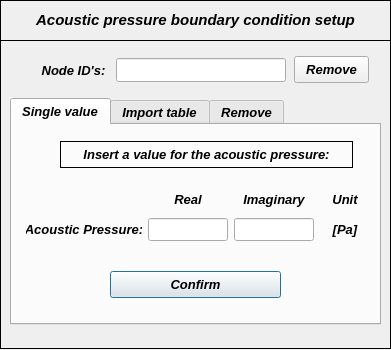
Qt form pulse/uix/user_input/ui/Model/Setup/Acoustic/acousticpressureInput.ui (open-pulse/OpenPulse) before a commit.
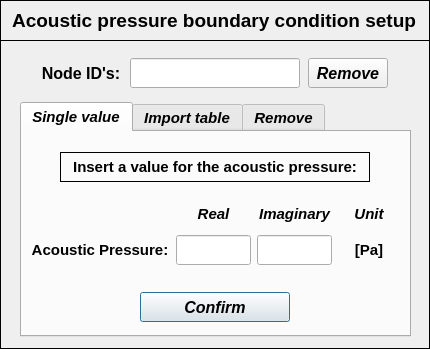
The same form after that commit. Icons and pictures are not drawn.

What changed in the file:
```diff
--- a/pulse/uix/user_input/ui/Model/Setup/Acoustic/acousticpressureInput.ui
+++ b/pulse/uix/user_input/ui/Model/Setup/Acoustic/acousticpressureInput.ui
@@ -9,8 +9,8 @@
    <rect>
     <x>0</x>
     <y>0</y>
-    <width>391</width>
-    <height>350</height>
+    <width>430</width>
+    <height>349</height>
    </rect>
   </property>
   <property name="sizePolicy">
@@ -21,14 +21,14 @@
   </property>
   <property name="minimumSize">
    <size>
-    <width>391</width>
-    <height>350</height>
+    <width>430</width>
+    <height>349</height>
    </size>
   </property>
   <property name="maximumSize">
    <size>
-    <width>391</width>
-    <height>350</height>
+    <width>430</width>
+    <height>349</height>
    </size>
   </property>
   <property name="contextMenuPolicy">
@@ -44,29 +44,35 @@
   <property name="whatsThis">
    <string/>
   </property>
-  <widget class="QWidget" name="widget" native="true">
-   <property name="geometry">
-    <rect>
-     <x>0</x>
-     <y>0</y>
-     <width>391</width>
-     <height>349</height>
-    </rect>
-   </property>
-   <property name="font">
-    <font>
-     <kerning>true</kerning>
-    </font>
-   </property>
    <widget class="QFrame" name="frame">
     <property name="geometry">
      <rect>
       <x>0</x>
       <y>0</y>
-      <width>391</width>
+     <width>430</width>
       <height>41</height>
      </rect>
     </property>
+   <property name="minimumSize">
+    <size>
+     <width>430</width>
+     <height>0</height>
+    </size>
+   </property>
+   <property name="maximumSize">
+    <size>
+     <width>430</width>
+     <height>16777215</height>
+    </size>
+   </property>
+   <property name="font">
+    <font>
+     <family>Arial</family>
+     <pointsize>10</pointsize>
+     <weight>75</weight>
+     <bold>true</bold>
+    </font>
+   </property>
     <property name="frameShape">
      <enum>QFrame::Box</enum>
     </property>
@@ -79,23 +85,35 @@
     <widget class="QLabel" name="label">
      <property name="geometry">
       <rect>
-       <x>10</x>
-       <y>12</y>
-       <width>371</width>
-       <height>16</height>
-      </rect>
-     </property>
+      <x>4</x>
+      <y>6</y>
+      <width>420</width>
+      <height>30</height>
+     </rect>
+    </property>
+    <property name="minimumSize">
+     <size>
+      <width>420</width>
+      <height>30</height>
+     </size>
+    </property>
+    <property name="maximumSize">
+     <size>
+      <width>420</width>
+      <height>30</height>
+     </size>
+    </property>
      <property name="font">
       <font>
        <family>Arial</family>
-       <pointsize>11</pointsize>
+      <pointsize>12</pointsize>
        <weight>75</weight>
-       <italic>true</italic>
+      <italic>false</italic>
        <bold>true</bold>
       </font>
      </property>
      <property name="text">
-      <string>Acoustic pressure boundary condition setup</string>
+     <string>&lt;html&gt;&lt;head/&gt;&lt;body&gt;&lt;p align=&quot;center&quot;&gt;&lt;span style=&quot; font-size:14pt; font-style:normal;&quot;&gt;Acoustic pressure boundary condition setup&lt;/span&gt;&lt;/p&gt;&lt;/body&gt;&lt;/html&gt;</string>
      </property>
      <property name="textFormat">
       <enum>Qt::AutoText</enum>
@@ -110,72 +128,53 @@
      <rect>
       <x>0</x>
       <y>40</y>
-      <width>391</width>
+     <width>430</width>
       <height>309</height>
      </rect>
     </property>
+   <property name="minimumSize">
+    <size>
+     <width>430</width>
+     <height>0</height>
+    </size>
+   </property>
+   <property name="maximumSize">
+    <size>
+     <width>430</width>
+     <height>16777215</height>
+    </size>
+   </property>
     <property name="frameShape">
      <enum>QFrame::Box</enum>
     </property>
     <property name="frameShadow">
      <enum>QFrame::Plain</enum>
     </property>
-    <widget class="QWidget" name="verticalLayoutWidget">
-     <property name="geometry">
-      <rect>
-       <x>34</x>
-       <y>19</y>
-       <width>79</width>
-       <height>23</height>
-      </rect>
-     </property>
-     <layout class="QVBoxLayout" name="verticalLayout">
-      <item>
-       <widget class="QLabel" name="label_2">
-        <property name="font">
-         <font>
-          <family>Arial</family>
-          <pointsize>10</pointsize>
-          <weight>75</weight>
-          <italic>true</italic>
-          <bold>true</bold>
-         </font>
-        </property>
-        <property name="text">
-         <string>Node ID's:</string>
-        </property>
-        <property name="alignment">
-         <set>Qt::AlignCenter</set>
-        </property>
-       </widget>
-      </item>
-     </layout>
-    </widget>
     <widget class="QTabWidget" name="tabWidget_acoustic_pressure">
      <property name="geometry">
       <rect>
-       <x>10</x>
-       <y>58</y>
-       <width>371</width>
-       <height>227</height>
+      <x>20</x>
+      <y>62</y>
+      <width>391</width>
+      <height>235</height>
       </rect>
      </property>
      <property name="minimumSize">
       <size>
-       <width>0</width>
-       <height>227</height>
+      <width>391</width>
+      <height>235</height>
       </size>
      </property>
      <property name="maximumSize">
       <size>
-       <width>16777215</width>
-       <height>227</height>
+      <width>391</width>
+      <height>235</height>
       </size>
      </property>
      <property name="font">
       <font>
        <family>Arial</family>
-       <pointsize>10</pointsize>
+      <pointsize>11</pointsize>
        <weight>75</weight>
        <italic>true</italic>
        <bold>true</bold>
@@ -191,10 +190,10 @@
       <widget class="QWidget" name="gridLayoutWidget">
        <property name="geometry">
         <rect>
-         <x>14</x>
-         <y>62</y>
-         <width>344</width>
-         <height>61</height>
+        <x>8</x>
+        <y>66</y>
+        <width>370</width>
+        <height>71</height>
         </rect>
        </property>
        <layout class="QGridLayout" name="gridLayout">
@@ -202,25 +201,28 @@
          <widget class="QLineEdit" name="lineEdit_pressure_imag">
           <property name="minimumSize">
            <size>
-            <width>80</width>
-            <height>0</height>
+           <width>75</width>
+           <height>30</height>
            </size>
           </property>
           <property name="maximumSize">
            <size>
-            <width>80</width>
-            <height>16777215</height>
+           <width>75</width>
+           <height>30</height>
            </size>
           </property>
           <property name="font">
            <font>
             <family>Arial</family>
-            <pointsize>10</pointsize>
+           <pointsize>11</pointsize>
             <weight>75</weight>
             <italic>true</italic>
             <bold>true</bold>
            </font>
           </property>
+         <property name="styleSheet">
+          <string notr="true">color: rgb(255, 0, 0);</string>
+         </property>
           <property name="text">
            <string/>
           </property>
@@ -233,25 +235,28 @@
          <widget class="QLineEdit" name="lineEdit_pressure_real">
           <property name="minimumSize">
            <size>
-            <width>80</width>
-            <height>0</height>
+           <width>75</width>
+           <height>30</height>
            </size>
           </property>
           <property name="maximumSize">
            <size>
-            <width>80</width>
-            <height>16777215</height>
+           <width>75</width>
+           <height>30</height>
            </size>
           </property>
           <property name="font">
            <font>
             <family>Arial</family>
-            <pointsize>10</pointsize>
+           <pointsize>11</pointsize>
             <weight>75</weight>
             <italic>true</italic>
             <bold>true</bold>
            </font>
           </property>
+         <property name="styleSheet">
+          <string notr="true">color: rgb(255, 0, 0);</string>
+         </property>
           <property name="text">
            <string/>
           </property>
@@ -265,20 +270,20 @@
           <property name="minimumSize">
            <size>
             <width>40</width>
-            <height>15</height>
+           <height>30</height>
            </size>
           </property>
           <property name="maximumSize">
            <size>
             <width>100</width>
-            <height>15</height>
+           <height>30</height>
            </size>
           </property>
           <property name="font">
            <font>
             <family>Arial</family>
-            <pointsize>10</pointsize>
-            <italic>true</italic>
+           <pointsize>11</pointsize>
+           <italic>false</italic>
            </font>
           </property>
           <property name="text">
@@ -294,19 +299,19 @@
           <property name="minimumSize">
            <size>
             <width>50</width>
-            <height>15</height>
+           <height>25</height>
            </size>
           </property>
           <property name="maximumSize">
            <size>
             <width>16777215</width>
-            <height>15</height>
+           <height>25</height>
            </size>
           </property>
           <property name="font">
            <font>
             <family>Arial</family>
-            <pointsize>10</pointsize>
+           <pointsize>11</pointsize>
             <weight>75</weight>
             <italic>true</italic>
             <bold>true</bold>
@@ -330,20 +335,20 @@
          <widget class="QLabel" name="label_8">
           <property name="minimumSize">
            <size>
-            <width>0</width>
-            <height>15</height>
+           <width>75</width>
+           <height>25</height>
            </size>
           </property>
           <property name="maximumSize">
            <size>
-            <width>16777215</width>
-            <height>15</height>
+           <width>75</width>
+           <height>25</height>
            </size>
           </property>
           <property name="font">
            <font>
             <family>Arial</family>
-            <pointsize>10</pointsize>
+           <pointsize>11</pointsize>
             <weight>75</weight>
             <italic>true</italic>
             <bold>true</bold>
@@ -367,20 +372,20 @@
          <widget class="QLabel" name="label_7">
           <property name="minimumSize">
            <size>
-            <width>0</width>
-            <height>15</height>
+           <width>75</width>
+           <height>25</height>
            </size>
           </property>
           <property name="maximumSize">
            <size>
-            <width>16777215</width>
-            <height>15</height>
+           <width>75</width>
+           <height>25</height>
            </size>
           </property>
           <property name="font">
            <font>
             <family>Arial</family>
-            <pointsize>10</pointsize>
+           <pointsize>11</pointsize>
             <weight>75</weight>
             <italic>true</italic>
             <bold>true</bold>
@@ -405,11 +410,23 @@
           <property name="enabled">
            <bool>true</bool>
           </property>
+         <property name="minimumSize">
+          <size>
+           <width>140</width>
+           <height>30</height>
+          </size>
+         </property>
+         <property name="maximumSize">
+          <size>
+           <width>140</width>
+           <height>30</height>
+          </size>
+         </property>
           <property name="font">
            <font>
             <family>Arial</family>
-            <pointsize>10</pointsize>
-            <italic>true</italic>
+           <pointsize>11</pointsize>
+           <italic>false</italic>
            </font>
           </property>
           <property name="text">
@@ -425,16 +442,28 @@
       <widget class="QPushButton" name="pushButton_single_values_confirm">
        <property name="geometry">
         <rect>
-         <x>98</x>
-         <y>146</y>
-         <width>171</width>
-         <height>27</height>
-        </rect>
-       </property>
+        <x>118</x>
+        <y>160</y>
+        <width>150</width>
+        <height>30</height>
+       </rect>
+      </property>
+      <property name="minimumSize">
+       <size>
+        <width>150</width>
+        <height>30</height>
+       </size>
+      </property>
+      <property name="maximumSize">
+       <size>
+        <width>150</width>
+        <height>30</height>
+       </size>
+      </property>
        <property name="font">
         <font>
          <family>Arial</family>
-         <pointsize>10</pointsize>
+        <pointsize>12</pointsize>
          <weight>75</weight>
          <italic>true</italic>
          <bold>true</bold>
@@ -450,18 +479,30 @@
        </property>
        <property name="geometry">
         <rect>
-         <x>48</x>
-         <y>16</y>
-         <width>293</width>
-         <height>27</height>
-        </rect>
-       </property>
+        <x>38</x>
+        <y>20</y>
+        <width>310</width>
+        <height>30</height>
+       </rect>
+      </property>
+      <property name="minimumSize">
+       <size>
+        <width>310</width>
+        <height>30</height>
+       </size>
+      </property>
+      <property name="maximumSize">
+       <size>
+        <width>310</width>
+        <height>30</height>
+       </size>
+      </property>
        <property name="font">
         <font>
          <family>Arial</family>
-         <pointsize>10</pointsize>
+        <pointsize>11</pointsize>
          <weight>75</weight>
-         <italic>true</italic>
+        <italic>false</italic>
          <bold>true</bold>
         </font>
        </property>
@@ -758,10 +799,10 @@
     <widget class="QLineEdit" name="lineEdit_nodeID">
      <property name="geometry">
       <rect>
-       <x>116</x>
+      <x>130</x>
        <y>18</y>
        <width>170</width>
-       <height>24</height>
+      <height>30</height>
       </rect>
      </property>
      <property name="minimumSize">
@@ -779,7 +820,7 @@
      <property name="font">
       <font>
        <family>Arial</family>
-       <pointsize>10</pointsize>
+      <pointsize>11</pointsize>
        <weight>75</weight>
        <italic>true</italic>
        <bold>true</bold>
@@ -788,6 +829,9 @@
      <property name="focusPolicy">
       <enum>Qt::ClickFocus</enum>
      </property>
+    <property name="styleSheet">
+     <string notr="true">color: rgb(0, 0, 255);</string>
+    </property>
      <property name="text">
       <string/>
      </property>
@@ -798,28 +842,28 @@
     <widget class="QPushButton" name="pushButton_remove_bc_confirm">
      <property name="geometry">
       <rect>
-       <x>294</x>
-       <y>16</y>
-       <width>75</width>
-       <height>27</height>
+      <x>308</x>
+      <y>18</y>
+      <width>80</width>
+      <height>30</height>
       </rect>
      </property>
      <property name="minimumSize">
       <size>
        <width>0</width>
-       <height>27</height>
+      <height>30</height>
       </size>
      </property>
      <property name="maximumSize">
       <size>
        <width>16777215</width>
-       <height>26</height>
+      <height>30</height>
       </size>
      </property>
      <property name="font">
       <font>
        <family>Arial</family>
-       <pointsize>10</pointsize>
+      <pointsize>12</pointsize>
        <weight>75</weight>
        <italic>true</italic>
        <bold>true</bold>
@@ -829,6 +873,42 @@
       <string>Remove</string>
      </property>
     </widget>
+   <widget class="QLabel" name="label_2">
+    <property name="geometry">
+     <rect>
+      <x>36</x>
+      <y>18</y>
+      <width>90</width>
+      <height>30</height>
+     </rect>
+    </property>
+    <property name="minimumSize">
+     <size>
+      <width>90</width>
+      <height>30</height>
+     </size>
+    </property>
+    <property name="maximumSize">
+     <size>
+      <width>90</width>
+      <height>30</height>
+     </size>
+    </property>
+    <property name="font">
+     <font>
+      <family>Arial</family>
+      <pointsize>12</pointsize>
+      <weight>75</weight>
+      <italic>false</italic>
+      <bold>true</bold>
+     </font>
+    </property>
+    <property name="text">
+     <string>Node ID's:</string>
+    </property>
+    <property name="alignment">
+     <set>Qt::AlignCenter</set>
+    </property>
    </widget>
   </widget>
  </widget>
```
Left out of the diff: 183 changed lines with no effect on the pictures. Lines whose indentation alone changed are shown as unchanged.
